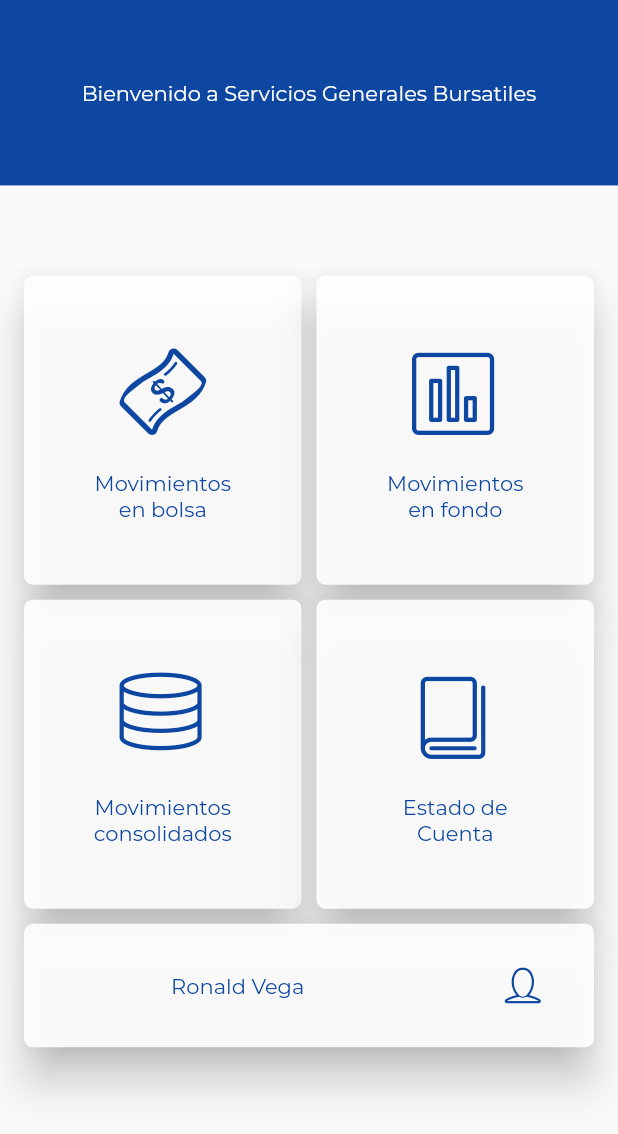
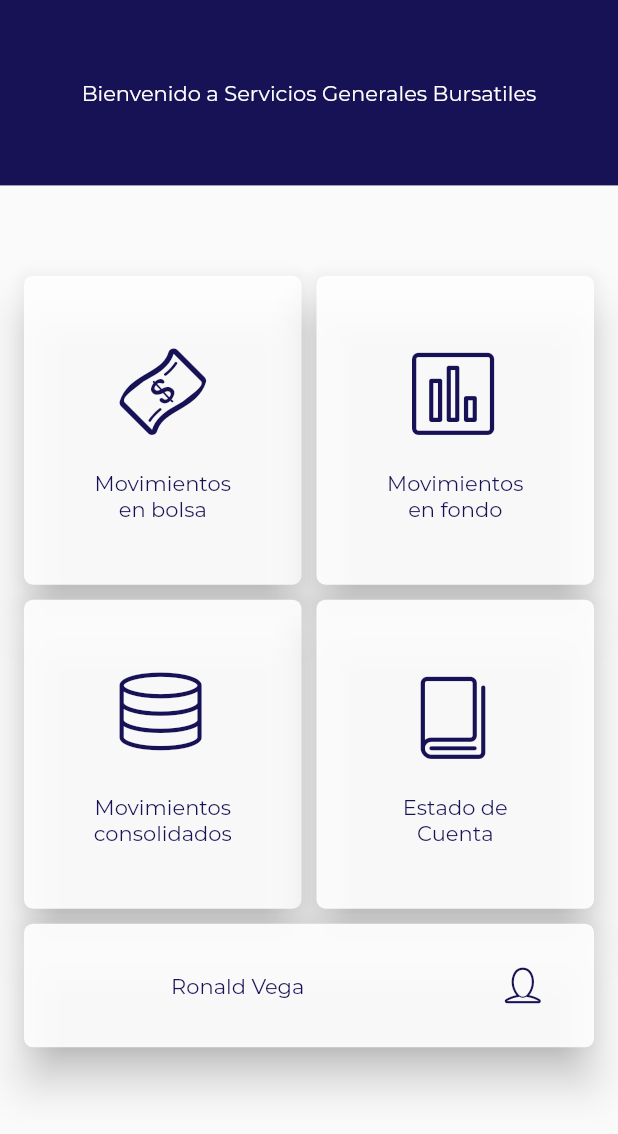
Before and after one commit to RonaldVega14/HomePageDesign, a Flutter app: the screen it shows after launch, on a phone screen of 412 x 824 dp. Shown: the top 1134 px of the screen. Run offline on Flutter 3.47's test engine with Material 2 defaults, Android fonts, the phone set to English and light mode, and no system bars.

Commit message:
Adjusting the code

```diff
--- a/home_screen_design/lib/pages/dashBoard.dart
+++ b/home_screen_design/lib/pages/dashBoard.dart
@@ -1,7 +1,8 @@
 import 'package:flutter/material.dart';
 import 'package:flutter_staggered_grid_view/flutter_staggered_grid_view.dart';
 import 'dart:ui' as ui;
-import 'package:home_screen_design/pages/my_flutter_app_icons.dart' as CustomIcons;
+import 'package:home_screen_design/pages/my_flutter_app_icons.dart'
+    as CustomIcons;
 
 class Dashboard extends StatefulWidget {
   @override
@@ -9,9 +10,8 @@ class Dashboard extends StatefulWidget {
 }
 
 class _DashboardState extends State<Dashboard> with TickerProviderStateMixin {
-
   //Card item
-  Widget myItems(IconData icon, String title, Color color){
+  Widget myItems(IconData icon, String title, Color color) {
     return Material(
       color: Colors.transparent,
       child: Container(
@@ -19,8 +19,8 @@ class Dashboard extends StatefulWidget {
         child: InkWell(
           borderRadius: BorderRadius.circular(6.0),
           highlightColor: color.withOpacity(1.0),
-              onTap: (){},
-              child:Material(
+          onTap: () {},
+          child: Material(
             color: Colors.white.withOpacity(0.9),
             elevation: 12.0,
             shadowColor: Colors.black,
@@ -30,7 +30,11 @@ class Dashboard extends StatefulWidget {
                 mainAxisAlignment: MainAxisAlignment.center,
                 crossAxisAlignment: CrossAxisAlignment.start,
                 children: <Widget>[
-                        Flexible(child: _buildColumn(title, icon, color), flex: 1, fit: FlexFit.tight,)
+                  Flexible(
+                    child: _buildColumn(title, icon, color),
+                    flex: 1,
+                    fit: FlexFit.tight,
+                  )
                 ],
               ),
             ),
@@ -41,41 +45,50 @@ class Dashboard extends StatefulWidget {
   }
 
   //Construye el texto centrado
-  Widget _buildText(String title, Color color){
+  Widget _buildText(String title, Color color) {
     return Center(
-      child:Text(
-        title,
-        textAlign:TextAlign.center,
-        style:style.copyWith(color: color)
-          ),
+      child: Text(title,
+          textAlign: TextAlign.center, style: style.copyWith(color: color)),
     );
   }
+
 //Construye la fila del texto
-  Widget _buildTextRow(String title, Color color){
+  Widget _buildTextRow(String title, Color color) {
     return Row(
       mainAxisAlignment: MainAxisAlignment.spaceEvenly,
       crossAxisAlignment: CrossAxisAlignment.center,
       children: <Widget>[
-        Flexible(child: Container(color: Colors.transparent),flex: 1, fit: FlexFit.tight),
-        Flexible(child: _buildText(title, color),flex: 3, fit: FlexFit.loose,),
-        Flexible(child: Container(color: Colors.transparent),flex: 1, fit: FlexFit.tight)
+        Flexible(
+            child: Container(color: Colors.transparent),
+            flex: 1,
+            fit: FlexFit.tight),
+        Flexible(
+          child: _buildText(title, color),
+          flex: 3,
+          fit: FlexFit.loose,
+        ),
+        Flexible(
+            child: Container(color: Colors.transparent),
+            flex: 1,
+            fit: FlexFit.tight)
       ],
-
     );
   }
+
 //Construye el icono
-  Widget _buildIcon(IconData icon, Color color){
-    return  Padding(
+  Widget _buildIcon(IconData icon, Color color) {
+    return Padding(
       padding: const EdgeInsets.all(15.0),
       child: Icon(
         icon,
         color: color,
-          size: MediaQuery.of(context).size.height*0.07,
+        size: MediaQuery.of(context).size.height * 0.07,
       ),
     );
   }
+
 //Construye las columnas
-  Widget _buildColumn(String title, IconData icon, Color color){
+  Widget _buildColumn(String title, IconData icon, Color color) {
     return Column(
       mainAxisAlignment: MainAxisAlignment.center,
       crossAxisAlignment: CrossAxisAlignment.center,
@@ -83,13 +96,14 @@ class Dashboard extends StatefulWidget {
         //Icon
         Flexible(child: _buildIcon(icon, color), flex: 3, fit: FlexFit.loose),
         //Text
-      Flexible(child: _buildTextRow(title, color), flex: 1, fit: FlexFit.loose),
+        Flexible(
+            child: _buildTextRow(title, color), flex: 1, fit: FlexFit.loose),
       ],
     );
   }
 
 //Construye el perfil
-Widget _buildProfile(IconData icon, String title, Color color){
+  Widget _buildProfile(IconData icon, String title, Color color) {
     return Material(
       color: Colors.transparent,
       child: Container(
@@ -97,8 +111,8 @@ Widget _buildProfile(IconData icon, String title, Color color){
         child: InkWell(
           borderRadius: BorderRadius.circular(6.0),
           highlightColor: color.withOpacity(1.0),
-              onTap: (){},
-              child:Material(
+          onTap: () {},
+          child: Material(
               color: Colors.white.withOpacity(0.9),
               elevation: 12.0,
               shadowColor: Colors.black,
@@ -107,46 +121,67 @@ Widget _buildProfile(IconData icon, String title, Color color){
                   mainAxisAlignment: MainAxisAlignment.end,
                   crossAxisAlignment: CrossAxisAlignment.center,
                   children: <Widget>[
-                        Flexible(child: Container(
-                          child: Text(title, style: style.copyWith(color: color), textAlign: TextAlign.center,
-                        )), flex: 3, fit: FlexFit.tight,),
-                        Flexible(child:Center(child:Container(child: Icon(icon, color: color,), margin: const EdgeInsets.all(5.0),)),flex: 1, fit: FlexFit.tight,)
-                      ]
+                    Flexible(
+                      child: Container(
+                          child: Text(
+                        title,
+                        style: style.copyWith(color: color),
+                        textAlign: TextAlign.center,
+                      )),
+                      flex: 3,
+                      fit: FlexFit.tight,
+                    ),
+                    Flexible(
+                      child: Center(
+                          child: Container(
+                        child: Icon(
+                          icon,
+                          color: color,
+                        ),
+                        margin: const EdgeInsets.all(5.0),
+                      )),
+                      flex: 1,
+                      fit: FlexFit.tight,
                     )
-                ),
+                  ])),
         ),
       ),
     );
   }
 
 //Junta y construye todo el contenido
-  Widget _buildContent(){
+  Widget _buildContent() {
     return StaggeredGridView.count(
       crossAxisCount: 2,
       crossAxisSpacing: 10.0,
       mainAxisSpacing: 10.0,
-      padding: const EdgeInsets.symmetric(vertical: 9.0, horizontal:16.0),
-
+      padding: const EdgeInsets.symmetric(vertical: 9.0, horizontal: 16.0),
       children: <Widget>[
         Container(),
-        myItems(CustomIcons.MyFlutterApp.money, 'Movimientos en bolsa', Colors.blue[900]),
-        myItems(CustomIcons.MyFlutterApp.chart_bars, 'Movimientos en fondo', Colors.blue[900]),
-        myItems(CustomIcons.MyFlutterApp.database_1, 'Movimientos consolidados', Colors.blue[900]),
-        myItems(CustomIcons.MyFlutterApp.book, 'Estado de Cuenta', Colors.blue[900]),
-        _buildProfile(CustomIcons.MyFlutterApp.user, 'Ronald Vega', Colors.blue[900])
+        myItems(CustomIcons.MyFlutterApp.money, 'Movimientos en bolsa',
+            Color.fromRGBO(23, 17, 85, 1)),
+        myItems(CustomIcons.MyFlutterApp.chart_bars, 'Movimientos en fondo',
+            Color.fromRGBO(23, 17, 85, 1)),
+        myItems(CustomIcons.MyFlutterApp.database_1, 'Movimientos consolidados',
+            Color.fromRGBO(23, 17, 85, 1)),
+        myItems(CustomIcons.MyFlutterApp.book, 'Estado de Cuenta',
+            Color.fromRGBO(23, 17, 85, 1)),
+        _buildProfile(CustomIcons.MyFlutterApp.user, 'Ronald Vega',
+            Color.fromRGBO(23, 17, 85, 1))
       ],
       staggeredTiles: [
-        StaggeredTile.extent(2, MediaQuery.of(context).size.height*0.20),
-        StaggeredTile.extent(1, MediaQuery.of(context).size.height*0.25),
-        StaggeredTile.extent(1, MediaQuery.of(context).size.height*0.25),
-        StaggeredTile.extent(1, MediaQuery.of(context).size.height*0.25),
-        StaggeredTile.extent(1, MediaQuery.of(context).size.height*0.25),
-        StaggeredTile.extent(2, MediaQuery.of(context).size.height*0.10),
+        StaggeredTile.extent(2, MediaQuery.of(context).size.height * 0.20),
+        StaggeredTile.extent(1, MediaQuery.of(context).size.height * 0.25),
+        StaggeredTile.extent(1, MediaQuery.of(context).size.height * 0.25),
+        StaggeredTile.extent(1, MediaQuery.of(context).size.height * 0.25),
+        StaggeredTile.extent(1, MediaQuery.of(context).size.height * 0.25),
+        StaggeredTile.extent(2, MediaQuery.of(context).size.height * 0.10),
       ],
     );
   }
 
-  TextStyle style =TextStyle(fontFamily: 'Montserrat', fontSize: 14.0, color: Colors.black);
+  TextStyle style =
+      TextStyle(fontFamily: 'Montserrat', fontSize: 14.0, color: Colors.black);
   @override
   Widget build(BuildContext context) {
     return SafeArea(
@@ -156,9 +191,10 @@ Widget _buildProfile(IconData icon, String title, Color color){
             fit: StackFit.loose,
             children: <Widget>[
               Container(
-                height: MediaQuery.of(context).size.height*0.15,
-                color: Colors.blue[900],
-                child: _buildText('Bienvenido a Servicios Generales Bursatiles', Colors.white),
+                height: MediaQuery.of(context).size.height * 0.15,
+                color: Color.fromRGBO(23, 17, 85, 1),
+                child: _buildText('Bienvenido a Servicios Generales Bursatiles',
+                    Colors.white),
               ),
               _buildContent(),
             ],
@@ -167,5 +203,4 @@ Widget _buildProfile(IconData icon, String title, Color color){
       ),
     );
   }
-
 }
```
Lines whose indentation alone changed are shown as unchanged.
